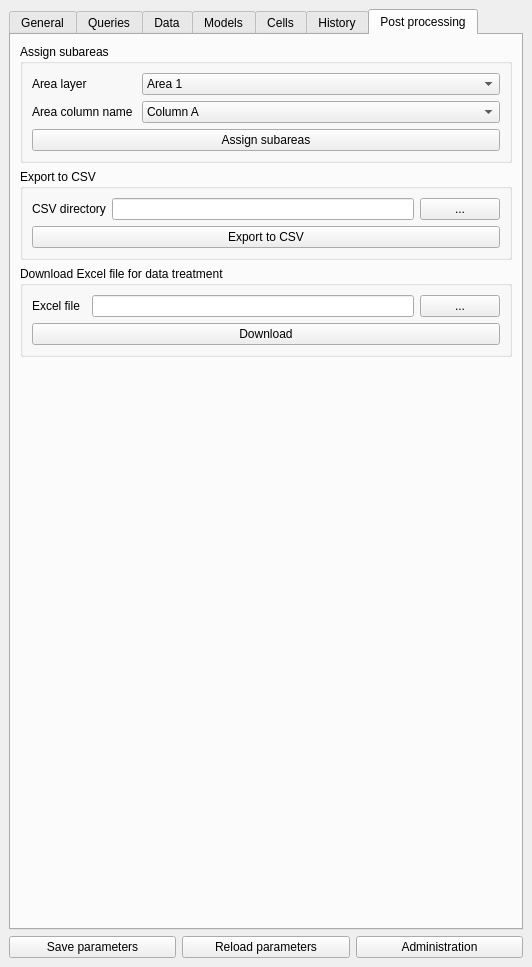
This is OS2DamageCost/OS2DamageCost_dockwidget_base.ui in Skadesokonomi/Udvikling as Qt 5 draws it before an edit. The edited form follows.
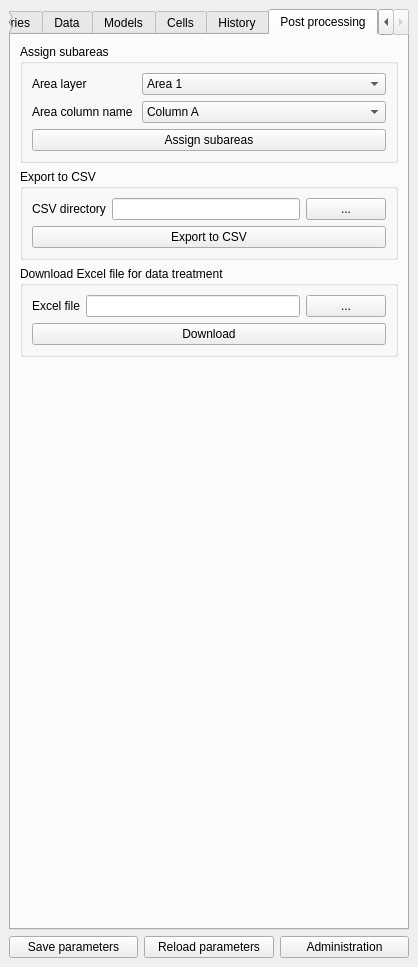
This is the edited form.

Patch:
```diff
--- a/OS2DamageCost/OS2DamageCost_dockwidget_base.ui
+++ b/OS2DamageCost/OS2DamageCost_dockwidget_base.ui
@@ -6,7 +6,7 @@
    <rect>
     <x>0</x>
     <y>0</y>
-    <width>532</width>
+    <width>409</width>
     <height>967</height>
    </rect>
   </property>
```
Left out of the diff: 6 changed lines with no effect on the pictures.
